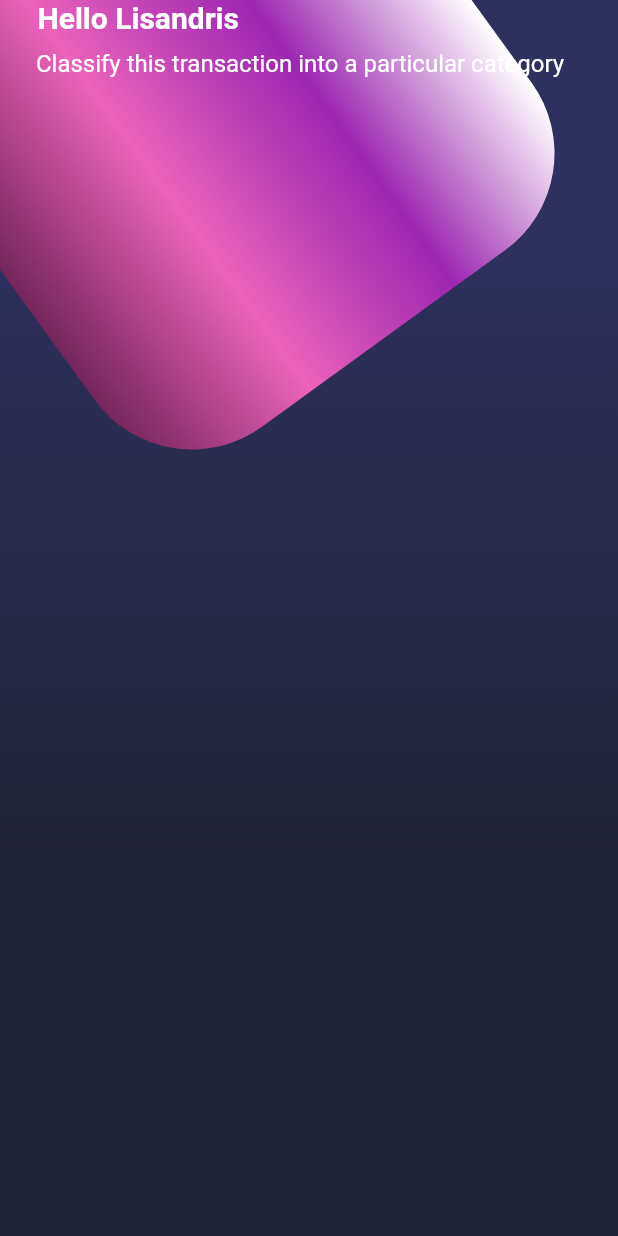
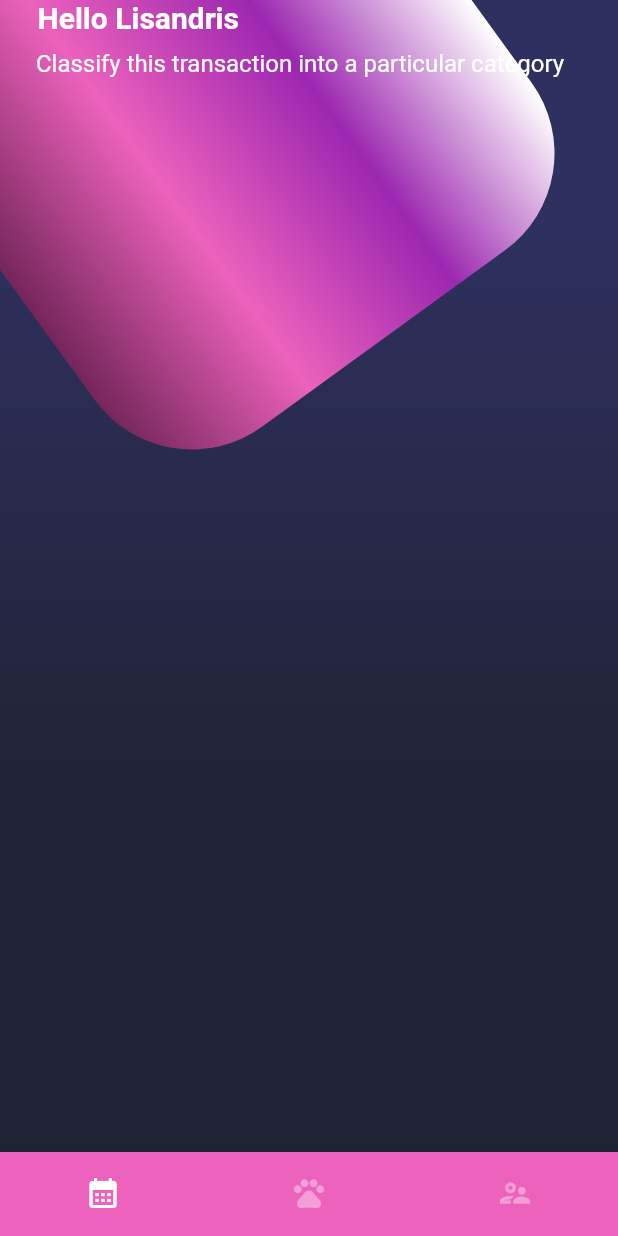
Before and after one commit to Lisandris/Dise-os-de-Flutter-en-tres-niveles, a Flutter app: the screen it shows after launch, on a phone screen of 412 x 824 dp. Run offline on Flutter 3.47's test engine with Material 2 defaults, Android fonts, the phone set to English and light mode, and no system bars.

Commit message:
Diseno de botones de navegacion

```diff
--- a/lib/screens/home_screen.dart
+++ b/lib/screens/home_screen.dart
@@ -1,4 +1,5 @@
 import 'package:disenos/widgets/background.dart';
+import 'package:disenos/widgets/custom_button_navigation.dart';
 import 'package:flutter/material.dart';
 import '../widgets/page_title.dart';
 
@@ -10,24 +11,19 @@ class HomeScreen extends StatelessWidget {
     return Scaffold(
       body: Stack(
         children:[
-
           // Background
           Background(),
-
           //  Home Body
           _HomeBody()
-
-
         ],
-      )
+      ),
+      bottomNavigationBar: CustomBottomNavigation(),
+      // bottomNavigationBar: ,
    );
   }
 }
 
 class _HomeBody extends StatelessWidget {
-
-
-
 
   @override
   Widget build(BuildContext context) {
--- /dev/null
+++ b/lib/widgets/custom_button_navigation.dart
@@ -0,0 +1,32 @@
+import 'package:flutter/material.dart';
+
+class CustomBottomNavigation extends StatelessWidget {
+  const CustomBottomNavigation({Key? key}) : super(key: key);
+
+  @override
+  Widget build(BuildContext context) {
+    return BottomNavigationBar(
+      showSelectedLabels: false,
+      showUnselectedLabels: false,
+      selectedItemColor: Colors.white,
+      backgroundColor:  Color.fromRGBO(236, 98, 188, 1),
+      unselectedItemColor:  Colors.white38,
+      currentIndex: 0,
+      items: const [
+        BottomNavigationBarItem(
+          icon: Icon( Icons.calendar_month),
+          label: 'Calendario'
+        ),
+        BottomNavigationBarItem(
+          icon: Icon( Icons.pets ),
+          label: 'Pets'
+        ),
+        BottomNavigationBarItem(
+          icon: Icon( Icons.supervisor_account_outlined),
+          label: 'Usuarios'
+        )
+      ],
+
+    );
+  }
+}
```
